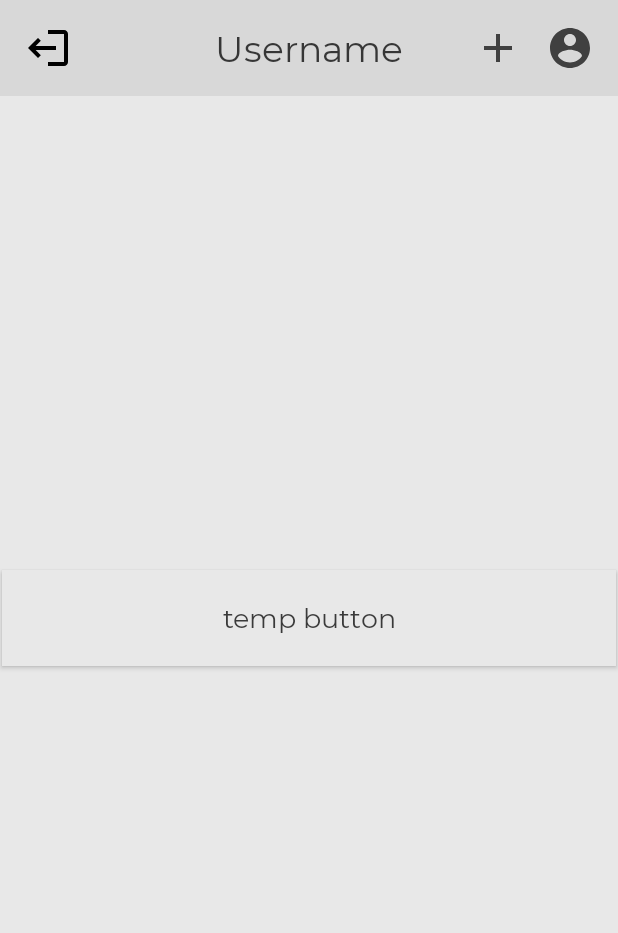
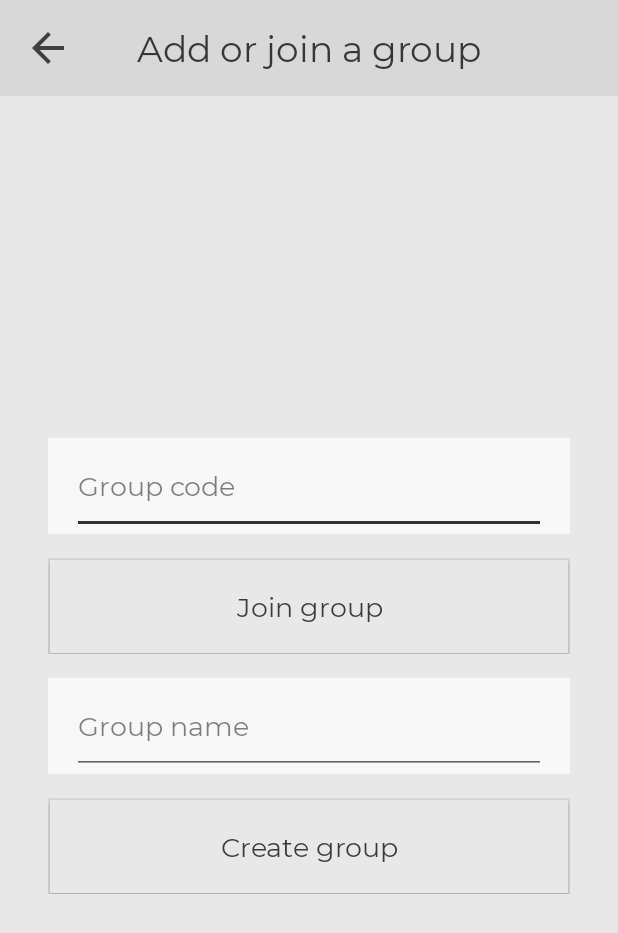
Before and after one commit to yesyesufcurs/DBLAppDev, an Android app: the HomeScreenActivity screen opened directly, with no data from a screen before it, after a tap on an icon or button, on a phone screen of 412 x 824 dp. Shown: the top 933 px of the screen. Run offline under Robolectric (Android 15) with nearby library versions, the phone set to English and light mode, and no system bars.

Commit message:
Created add/join group page
As Theodor said, it doesn't have to be a super fancy app so just went with an extra screen rather than a popup for now

```diff
--- a/app/build.gradle
+++ b/app/build.gradle
@@ -4,7 +4,7 @@ plugins {
 
 android {
     compileSdkVersion 30
-    buildToolsVersion "30.0.3"
+    buildToolsVersion "30.0.2"
 
     defaultConfig {
         applicationId "com.dblappdev.app"
--- a/app/src/main/AndroidManifest.xml
+++ b/app/src/main/AndroidManifest.xml
@@ -1,6 +1,7 @@
 <?xml version="1.0" encoding="utf-8"?>
 <manifest xmlns:android="http://schemas.android.com/apk/res/android"
     package="com.dblappdev.app">
+
     <uses-permission android:name="android.permission.INTERNET" />
 
     <application
@@ -11,7 +12,8 @@
         android:supportsRtl="true"
         android:theme="@style/Theme.App"
         android:usesCleartextTraffic="true">
-        <activity android:name=".SelectMembersActivity"></activity>
+        <activity android:name=".AddJoinGroupActivity"></activity>
+        <activity android:name=".SelectMembersActivity" />
         <activity android:name=".ExpenseDetailsActivity" />
         <activity android:name=".GroupSettingsActivity" />
         <activity android:name=".GroupScreenActivity" />
--- /dev/null
+++ b/app/src/main/java/com/dblappdev/app/AddJoinGroupActivity.java
@@ -0,0 +1,46 @@
+package com.dblappdev.app;
+
+import androidx.appcompat.app.AppCompatActivity;
+
+import android.content.Intent;
+import android.os.Bundle;
+import android.view.View;
+
+public class AddJoinGroupActivity extends AppCompatActivity {
+
+    @Override
+    protected void onCreate(Bundle savedInstanceState) {
+        super.onCreate(savedInstanceState);
+        setContentView(R.layout.activity_add_join_group);
+    }
+
+    /**
+     * Event handler for the back button
+     * @param view The View instance of the button that was pressed
+     */
+    public void onBack(View view) {
+        finish();
+    }
+
+    /**
+     * Event handler for the join group button
+     * @param view The View instance of the button that was pressed
+     */
+    public void onJoinGroup(View view) {
+        // Redirect to group screen
+        Intent groupScreenIntent = new Intent(this, GroupScreenActivity.class);
+        startActivity(groupScreenIntent);
+        finish();
+    }
+
+    /**
+     * Event handler for the create group button
+     * @param view The View instance of the button that was pressed
+     */
+    public void onCreateGroup(View view) {
+        // Redirect to group screen
+        Intent groupScreenIntent = new Intent(this, GroupScreenActivity.class);
+        startActivity(groupScreenIntent);
+        finish();
+    }
+}
--- a/app/src/main/java/com/dblappdev/app/HomeScreenActivity.java
+++ b/app/src/main/java/com/dblappdev/app/HomeScreenActivity.java
@@ -30,7 +30,9 @@ public class HomeScreenActivity extends AppCompatActivity {
      * @param view The View instance of the button that was pressed
      */
     public void onAdd(View view) {
-
+        // Redirect to add/join group screen
+        Intent addJoinGroupScreenIntent = new Intent(this, AddJoinGroupActivity.class);
+        startActivity(addJoinGroupScreenIntent);
     }
 
     /**
--- /dev/null
+++ b/app/src/main/res/layout/activity_add_join_group.xml
@@ -0,0 +1,144 @@
+<?xml version="1.0" encoding="utf-8"?>
+<androidx.constraintlayout.widget.ConstraintLayout xmlns:android="http://schemas.android.com/apk/res/android"
+    xmlns:app="http://schemas.android.com/apk/res-auto"
+    xmlns:tools="http://schemas.android.com/tools"
+    android:layout_width="match_parent"
+    android:layout_height="match_parent"
+    android:background="?colorPrimary"
+    tools:context=".AddJoinGroupActivity">
+
+    <androidx.constraintlayout.widget.ConstraintLayout
+        android:id="@+id/constraintLayout2"
+        android:layout_width="match_parent"
+        android:layout_height="64dp"
+        android:background="?colorPrimaryDark"
+        app:layout_constraintEnd_toEndOf="parent"
+        app:layout_constraintStart_toStartOf="parent"
+        app:layout_constraintTop_toTopOf="parent">
+
+        <ImageButton
+            android:id="@+id/backButton"
+            style="@style/image_button"
+            android:layout_width="32dp"
+            android:layout_height="32dp"
+            android:layout_marginStart="16dp"
+            android:onClick="onBack"
+            app:layout_constraintBottom_toBottomOf="parent"
+            app:layout_constraintStart_toStartOf="parent"
+            app:layout_constraintTop_toTopOf="parent"
+            app:srcCompat="@drawable/ic_back" />
+
+        <TextView
+            android:id="@+id/editProfileText"
+            android:layout_width="wrap_content"
+            android:layout_height="match_parent"
+            android:gravity="center_vertical"
+            android:text="Add or join a group"
+            android:textAppearance="@style/text_topbar"
+            app:layout_constraintEnd_toEndOf="parent"
+            app:layout_constraintHorizontal_bias="0.5"
+            app:layout_constraintStart_toStartOf="parent"
+            app:layout_constraintTop_toTopOf="parent" />
+    </androidx.constraintlayout.widget.ConstraintLayout>
+
+    <!--
+        TODO: The rest of this page should go here, not 100% sure what should be here though
+    -->
+    <LinearLayout
+        android:id="@+id/buttons"
+        android:layout_width="348dp"
+        android:layout_height="304dp"
+        android:layout_marginStart="31dp"
+        android:layout_marginEnd="31dp"
+        android:orientation="vertical"
+        app:layout_constraintBottom_toBottomOf="parent"
+        app:layout_constraintEnd_toEndOf="parent"
+        app:layout_constraintHorizontal_bias="0.5"
+        app:layout_constraintStart_toStartOf="parent"
+        app:layout_constraintTop_toBottomOf="@+id/constraintLayout2">
+
+        <androidx.constraintlayout.widget.ConstraintLayout
+            android:id="@+id/join_group_input"
+            style="@style/input_constraint"
+            android:layout_width="match_parent"
+            android:layout_marginBottom="16dp">
+
+            <EditText
+                android:id="@+id/join_group_input_text"
+                style="@style/input_edittext"
+                android:layout_marginStart="16dp"
+                android:layout_marginEnd="16dp"
+                android:hint="Group code"
+                android:inputType="textShortMessage"
+                app:layout_constraintBottom_toBottomOf="parent"
+                app:layout_constraintEnd_toEndOf="parent"
+                app:layout_constraintStart_toStartOf="parent"
+                app:layout_constraintTop_toTopOf="parent" />
+
+        </androidx.constraintlayout.widget.ConstraintLayout>
+
+        <androidx.constraintlayout.widget.ConstraintLayout
+            android:id="@+id/join_group_button_layout"
+            style="@style/button_constraint"
+            android:layout_width="match_parent"
+            android:layout_marginBottom="16dp">
+
+            <Button
+                android:id="@+id/join_group_button"
+                style="@style/button"
+                android:layout_marginStart="1dp"
+                android:layout_marginTop="1dp"
+                android:layout_marginEnd="1dp"
+                android:layout_marginBottom="1dp"
+                android:onClick="onJoinGroup"
+                android:text="Join group"
+                app:layout_constraintBottom_toBottomOf="parent"
+                app:layout_constraintEnd_toEndOf="parent"
+                app:layout_constraintStart_toStartOf="parent"
+                app:layout_constraintTop_toTopOf="parent" />
+
+        </androidx.constraintlayout.widget.ConstraintLayout>
+
+        <androidx.constraintlayout.widget.ConstraintLayout
+            android:id="@+id/create_group_input"
+            style="@style/input_constraint"
+            android:layout_width="match_parent"
+            android:layout_marginBottom="16dp">
+
+            <EditText
+                android:id="@+id/create_group_input_text"
+                style="@style/input_edittext"
+                android:layout_marginStart="16dp"
+                android:layout_marginEnd="16dp"
+                android:hint="Group name"
+                android:inputType="textShortMessage"
+                app:layout_constraintBottom_toBottomOf="parent"
+                app:layout_constraintEnd_toEndOf="parent"
+                app:layout_constraintStart_toStartOf="parent"
+                app:layout_constraintTop_toTopOf="parent" />
+
+        </androidx.constraintlayout.widget.ConstraintLayout>
+
+        <androidx.constraintlayout.widget.ConstraintLayout
+            android:id="@+id/create_group_button_layout"
+            style="@style/button_constraint"
+            android:layout_width="match_parent">
+
+            <Button
+                android:id="@+id/create_group_button"
+                style="@style/button"
+                android:layout_marginStart="1dp"
+                android:layout_marginTop="1dp"
+                android:layout_marginEnd="1dp"
+                android:layout_marginBottom="1dp"
+                android:onClick="onCreateGroup"
+                android:text="Create group"
+                app:layout_constraintBottom_toBottomOf="parent"
+                app:layout_constraintEnd_toEndOf="parent"
+                app:layout_constraintStart_toStartOf="parent"
+                app:layout_constraintTop_toTopOf="parent" />
+
+        </androidx.constraintlayout.widget.ConstraintLayout>
+
+    </LinearLayout>
+</androidx.constraintlayout.widget.ConstraintLayout>
--- a/app/src/main/res/layout/activity_edit_profile.xml
+++ b/app/src/main/res/layout/activity_edit_profile.xml
@@ -40,7 +40,4 @@
             app:layout_constraintTop_toTopOf="parent" />
     </androidx.constraintlayout.widget.ConstraintLayout>
 
-    <!--
-        TODO: The rest of this page should go here, not 100% sure what should be here though
-    -->
 </androidx.constraintlayout.widget.ConstraintLayout>
--- a/build.gradle
+++ b/build.gradle
@@ -5,7 +5,7 @@ buildscript {
         jcenter()
     }
     dependencies {
-        classpath "com.android.tools.build:gradle:4.1.2"
+        classpath "com.android.tools.build:gradle:4.0.1"
 
         // NOTE: Do not place your application dependencies here; they belong
         // in the individual module build.gradle files
```
Also changed, not shown: gradle/wrapper/gradle-wrapper.properties.
